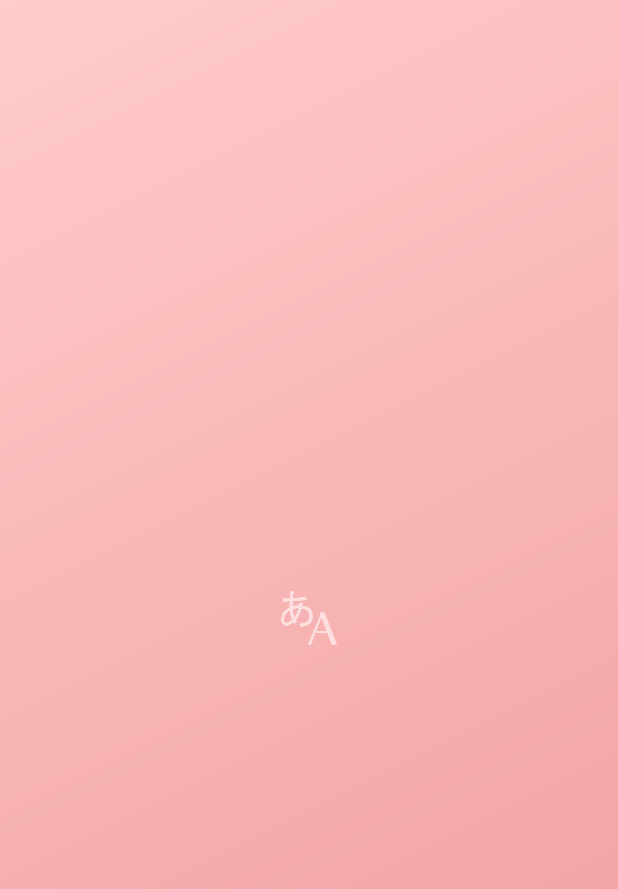
After one commit to iruminii/JDictOverlay, an Android app: the SplashScreenActivity screen opened directly, with no data from a screen before it, on a phone screen of 412 x 824 dp. The commit adds this screen. Shown: the top 889 px of the screen. Run offline under Robolectric (Android 15) with nearby library versions, the phone set to English and light mode, and no system bars; 1 statement that could not run was skipped.

Commit message:
focus issue fixed

```diff
--- a/app/src/main/java/com/example/jdictoverlay/BaseApplication.kt
+++ b/app/src/main/java/com/example/jdictoverlay/BaseApplication.kt
@@ -16,5 +16,6 @@ class BaseApplication : Application() {
 
     override fun onCreate() {
         super.onCreate()
+        Log.d("Hi", "DB ON CREATE BASE APP")
     }
 }
--- /dev/null
+++ b/app/src/main/java/com/example/jdictoverlay/SplashScreenActivity.kt
@@ -0,0 +1,14 @@
+package com.example.jdictoverlay
+
+import android.content.Intent
+import android.os.Bundle
+import androidx.appcompat.app.AppCompatActivity
+
+class SplashScreenActivity : AppCompatActivity() {
+    override fun onCreate(savedInstanceState: Bundle?) {
+        super.onCreate(savedInstanceState)
+
+        startActivity(Intent(this@SplashScreenActivity, MainActivity::class.java))
+        finish()
+    }
+}
--- /dev/null
+++ b/app/src/main/res/drawable/bg_gradient.xml
@@ -0,0 +1,10 @@
+<?xml version="1.0" encoding="utf-8"?>
+<shape xmlns:android="http://schemas.android.com/apk/res/android"
+    android:shape="rectangle" >
+    <gradient
+        android:type="linear"
+        android:angle="135"
+        android:startColor="@color/rose"
+        android:endColor="@color/lightrose" />
+</shape>
+    <!--You can choose your own color  -->
--- /dev/null
+++ b/app/src/main/res/drawable/splash_background.xml
@@ -0,0 +1,8 @@
+<?xml version="1.0" encoding="utf-8"?>
+<layer-list xmlns:android="http://schemas.android.com/apk/res/android">
+    <item
+        android:drawable="@drawable/bg_gradient"/>
+    <item
+        android:drawable="@mipmap/ic_launcher_foreground"
+        android:gravity="center"/>
+</layer-list>
--- a/app/src/main/res/values/themes.xml
+++ b/app/src/main/res/values/themes.xml
@@ -13,4 +13,13 @@
         <item name="android:statusBarColor" tools:targetApi="l">?attr/colorPrimaryVariant</item>
         <!-- Customize your theme here. -->
     </style>
+
+    <style name="SplashTheme" parent="Theme.MaterialComponents.DayNight.NoActionBar">
+        <item name="android:windowBackground">@drawable/splash_background</item>
+        <item name="colorPrimary">@color/rose</item>
+        <item name="colorPrimaryDark">@color/dkpink</item>
+        <item name="colorAccent">@color/pink</item>
+        <item name="android:statusBarColor">@color/lightrose</item>
+    </style>
+
 </resources>
```
Also changed, not shown: app/src/main/AndroidManifest.xml (+17 -7 lines), app/src/main/java/com/example/jdictoverlay/repository/JDictRepository.kt (+9 -10 lines), app/src/main/res/layout/activity_splash_screen.xml (added, +9 -0 lines).
